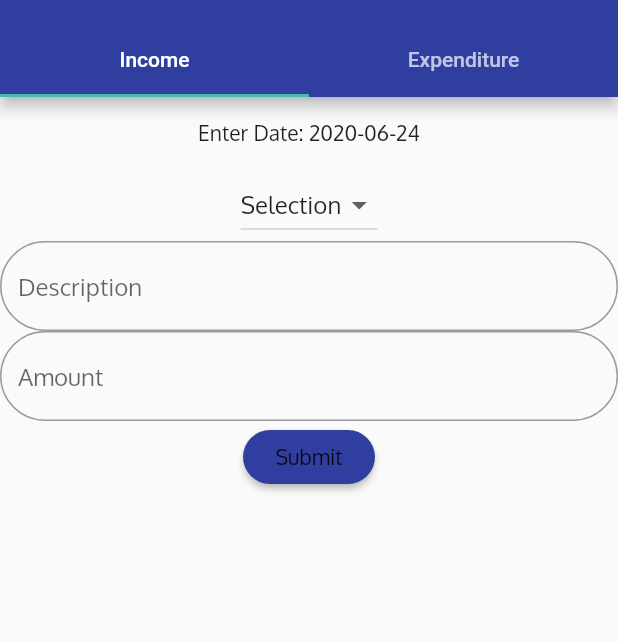
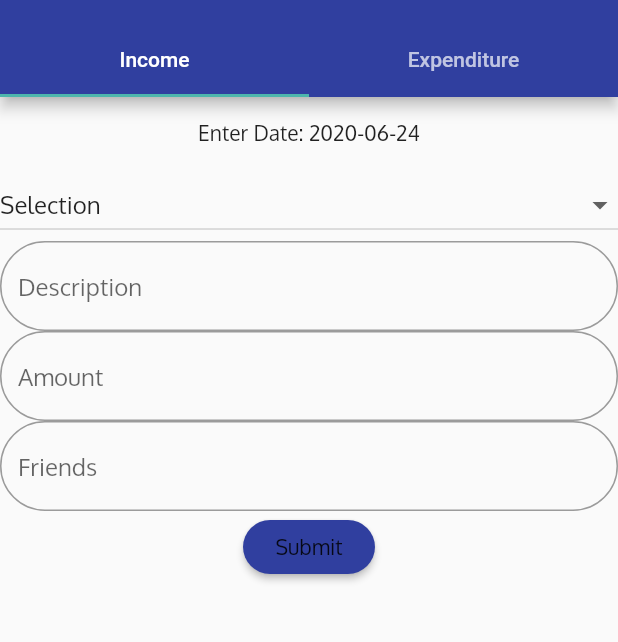
Before and after one commit to samipism/HisabKitab, a Flutter app: the screen it shows after launch, after a tap on the "add" icon, on a phone screen of 412 x 824 dp, the part 59-701 px from its top. Run offline on Flutter 3.47's test engine with Material 2 defaults, Android fonts, the phone set to English and light mode, and no system bars; our stand-ins replace bloc, equatable, flutter_bloc, shared_preferences; missing offline and left inert: searchable_dropdown.

Commit message:
Added Country Settings

```diff
--- a/lib/AddRecord/Expenditure.dart
+++ b/lib/AddRecord/Expenditure.dart
@@ -1,6 +1,6 @@
 import 'package:flutter/material.dart';
+import 'package:myproject/AddRecord/data.dart';
 import 'package:myproject/AddRecord/bloc/formdata_bloc.dart';
-import 'package:myproject/AddRecord/data.dart';
 import 'package:myproject/bloc/tags_bloc.dart';
 import 'package:flutter_bloc/flutter_bloc.dart';
 
@@ -21,6 +21,7 @@ class _ExpenditureState extends State<Expenditure> {
 
   TextEditingController _desc = TextEditingController();
   TextEditingController _amount = TextEditingController();
+  TextEditingController _friends = TextEditingController();
 
   @override
   Widget build(BuildContext context) {
@@ -42,7 +43,8 @@ class _ExpenditureState extends State<Expenditure> {
           BlocBuilder<TagsBloc, TagsState>(
             builder: (context, state) {
               if (state is TagsStateSuccess) {
-                return DropdownButton(
+                return DropdownButtonFormField(
+                    isExpanded: true,
                     value: tag,
                     items: state.tags
                         .map((e) => DropdownMenuItem<String>(
@@ -57,6 +59,7 @@ class _ExpenditureState extends State<Expenditure> {
                     });
               } else if (state is TagsInitial) {
                 return DropdownButton(
+                    isExpanded: true,
                     value: tag,
                     items: state.tags
                         .map((e) => DropdownMenuItem<String>(
@@ -86,15 +89,24 @@ class _ExpenditureState extends State<Expenditure> {
               labelText: "Amount",
             ),
           ),
+          TextFormField(
+            controller: _friends,
+            decoration: InputDecoration(
+              labelText: "Friends",
+            ),
+          ),
           RaisedButton(
             onPressed: () {
               BlocProvider.of<FormdataBloc>(context).add(FormdataAddition(Data(
+                  description: _desc.text,
+                  tags: tag,
                   income: 0,
                   expenditure: int.parse(_amount.text),
-                  friends: _desc.text,
+                  friends: _friends.text,
                   dateTime: entryDate)));
               _desc.clear();
               _amount.clear();
+              _friends.clear();
 
               Scaffold.of(context).showSnackBar(
                   SnackBar(content: Text("Form Submitted Successfully.")));
--- a/lib/AddRecord/Income.dart
+++ b/lib/AddRecord/Income.dart
@@ -25,6 +25,7 @@ class _IncomeState extends State<Income> {
 
   TextEditingController _desc = TextEditingController();
   TextEditingController _amount = TextEditingController();
+  TextEditingController _friends = TextEditingController();
 
   @override
   Widget build(BuildContext context) {
@@ -47,6 +48,7 @@ class _IncomeState extends State<Income> {
             builder: (context, state) {
               if (state is TagsStateSuccess) {
                 return DropdownButton(
+                    isExpanded: true,
                     value: tag,
                     items: state.tags
                         .map((e) => DropdownMenuItem<String>(
@@ -61,6 +63,7 @@ class _IncomeState extends State<Income> {
                     });
               } else if (state is TagsInitial) {
                 return DropdownButton(
+                    isExpanded: true,
                     value: tag,
                     items: state.tags
                         .map((e) => DropdownMenuItem<String>(
@@ -90,15 +93,24 @@ class _IncomeState extends State<Income> {
               labelText: "Amount",
             ),
           ),
+          TextFormField(
+            controller: _friends,
+            decoration: InputDecoration(
+              labelText: "Friends",
+            ),
+          ),
           RaisedButton(
             onPressed: () {
               BlocProvider.of<FormdataBloc>(context).add(FormdataAddition(Data(
+                  description: _desc.text,
+                  tags: tag,
                   income: int.parse(_amount.text),
                   expenditure: 0,
-                  friends: _desc.text,
+                  friends: _friends.text,
                   dateTime: entryDate)));
               _desc.clear();
               _amount.clear();
+              _friends.clear();
 
               Scaffold.of(context).showSnackBar(
                   SnackBar(content: Text("Form Submitted Successfully.")));
--- a/lib/AddRecord/bloc/formdata_state.dart
+++ b/lib/AddRecord/bloc/formdata_state.dart
@@ -16,10 +16,11 @@ class FormdataLoading extends FormdataState {
 
 class FormdataSuccess extends FormdataState {
   final List<Data> data;
-  final int total;
+  final num income, expenditure;
+  final String currency;
   @override
-  List<Object> get props => [data];
-  FormdataSuccess(this.data, this.total);
+  List<Object> get props => [data, income, expenditure, currency];
+  FormdataSuccess(this.data, this.income, this.expenditure, this.currency);
 }
 
 class FormdataError extends FormdataState {
--- a/lib/AddRecord/data.dart
+++ b/lib/AddRecord/data.dart
@@ -6,7 +6,16 @@ class Data extends Equatable {
   final num expenditure;
   final DateTime dateTime;
   final String friends;
-  Data({this.income, this.expenditure, this.dateTime, this.friends});
+  final String tags;
+  final String description;
+  Data(
+      {this.income,
+      this.expenditure,
+      this.dateTime,
+      this.friends,
+      this.tags,
+      this.description});
   @override
-  List<Object> get props => [income, expenditure, dateTime, friends];
+  List<Object> get props =>
+      [income, expenditure, dateTime, friends, description, tags];
 }
--- a/lib/Home/Home.dart
+++ b/lib/Home/Home.dart
@@ -6,6 +6,13 @@ class Home extends StatelessWidget {
   Widget build(BuildContext context) {
     return Scaffold(
         appBar: AppBar(
+            actions: <Widget>[
+              IconButton(
+                  icon: Icon(Icons.settings),
+                  onPressed: () {
+                    Navigator.pushNamed(context, "/settings");
+                  }),
+            ],
             shape: RoundedRectangleBorder(
                 borderRadius: BorderRadius.vertical(
                     top: Radius.zero, bottom: Radius.circular(20))),
--- a/lib/Home/TotalData.dart
+++ b/lib/Home/TotalData.dart
@@ -14,7 +14,8 @@ class TotalData extends StatelessWidget {
             return Column(
               children: <Widget>[
                 Card(
-                  child: Text("You have : रू. ${state.total}"),
+                  child: Text(
+                      "You have : ${state.currency} ${state.income - state.expenditure}"),
                 ),
                 Expanded(
                   child: ListView.builder(
@@ -32,7 +33,7 @@ class TotalData extends StatelessWidget {
                           ),
                           subtitle: Text("${state.data[index].friends}"),
                           title: Text(
-                              " रू. ${state.data[index].expenditure == 0 ? state.data[index].income : state.data[index].expenditure}"),
+                              " ${state.currency} ${state.data[index].expenditure == 0 ? state.data[index].income : state.data[index].expenditure}"),
                           trailing: Text(
                               "${date_format.format(state.data[index].dateTime)}"),
                         ),
--- /dev/null
+++ b/lib/core/Failures.dart
@@ -0,0 +1,3 @@
+import 'package:equatable/equatable.dart';
+
+abstract class Failure extends Equatable {}
--- a/lib/main.dart
+++ b/lib/main.dart
@@ -2,6 +2,7 @@ import 'package:flutter/material.dart';
 import 'package:myproject/AddRecord/bloc/formdata_bloc.dart';
 import 'package:myproject/AddRecord/recordAdd.dart';
 import 'package:myproject/Home/Home.dart';
+import 'package:myproject/core/Settings.dart';
 import 'package:myproject/Theme.dart';
 import 'package:myproject/bloc/tags_bloc.dart';
 import 'package:flutter_bloc/flutter_bloc.dart';
@@ -21,6 +22,7 @@ void main() => runApp(MultiBlocProvider(
           initialRoute: "/",
           routes: {
             "/": (context) => Home(),
-            "/addrecord": (context) => AddRecord()
+            "/addrecord": (context) => AddRecord(),
+            "/settings": (context) => Settings()
           },
         )));
--- a/pubspec.yaml
+++ b/pubspec.yaml
@@ -35,7 +35,9 @@ dev_dependencies:
   flutter_bloc: ^4.0.1
   equatable: ^1.2.0
   intl: ^0.16.1
-  google_fonts: ^1.1.0
+  searchable_dropdown: ^1.1.3
+  shared_preferences: ^0.5.7+3
+  dartz: ^0.9.1
 # For information on the generic Dart part of this file, see the
 # following page: https://dart.dev/tools/pub/pubspec
 
```
Also changed, not shown: lib/AddRecord/bloc/formdata_bloc.dart (+18 -5 lines), lib/CountryCurrency.dart (added, +199 -0 lines), lib/core/Settings.dart (added, +65 -0 lines), pubspec.lock.
